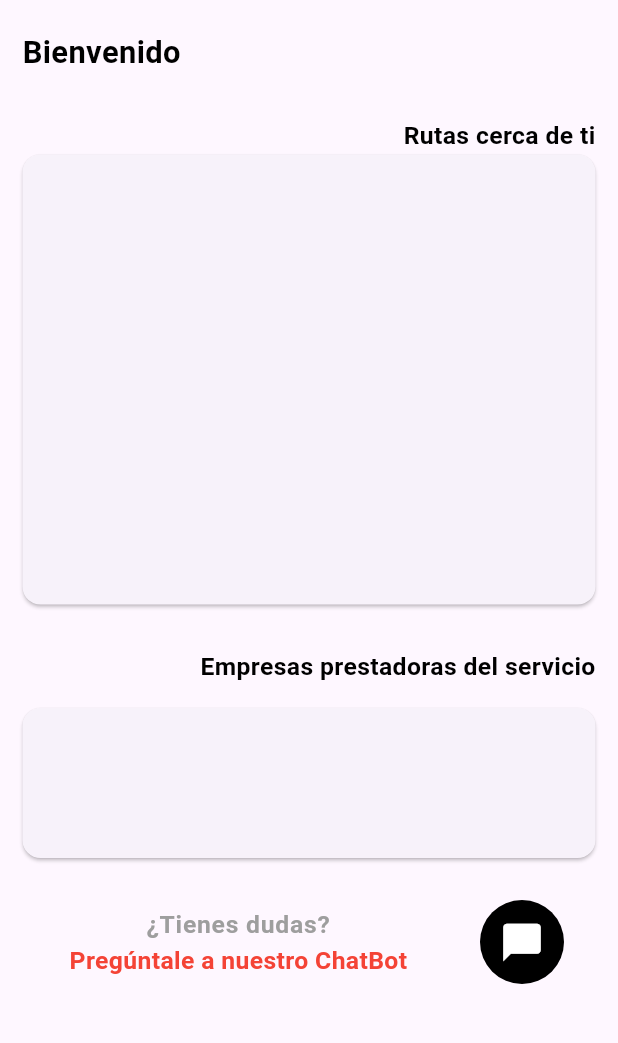
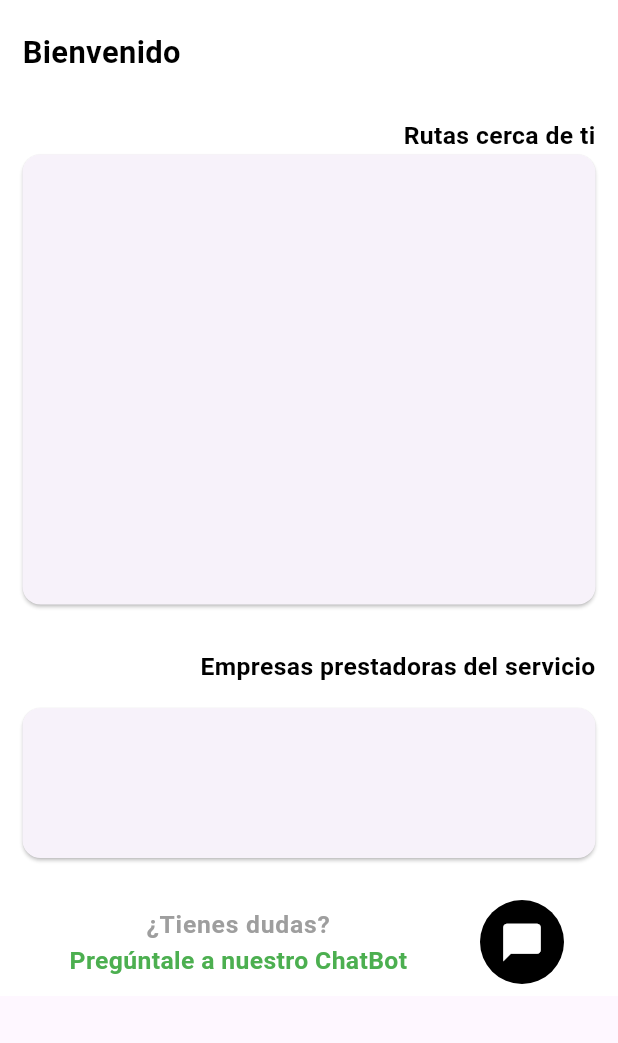
Before and after one commit to AlejandroJC22/EcoClean-Proyecto, a Flutter app: the screen it shows once a user with an empty profile is signed in, on a phone screen of 412 x 824 dp, the part 84-1127 px from its top. Run offline on Flutter 3.47's test engine with Material 2 defaults, Android fonts, the phone set to English and light mode, and no system bars; our stand-ins replace cloud_firestore, firebase_auth, firebase_core, google_sign_in; missing offline and left inert: flutter_facebook_auth, twitter_login; accounts and stored records are empty; Roboto replaces fonts that are missing (Impact).

Commit message:
Actualización
Vista de datos en el apartado editar perfil, formulario de recuperación de contraseña y cambios en colores generales

```diff
--- a/ecoclean/lib/main.dart
+++ b/ecoclean/lib/main.dart
@@ -22,7 +22,7 @@ class MyApp extends StatelessWidget {
   Widget build(BuildContext context) {
     return MaterialApp(
       debugShowCheckedModeBanner: false,
-      theme: ThemeData(useMaterial3: true),
+      theme: ThemeData(primaryColor: Colors.green, useMaterial3: true),
       title: 'EcoClean Bogotá',
       home: StreamBuilder<User?>(
         stream: FirebaseAuth.instance.authStateChanges(),
--- a/ecoclean/lib/models/inputs.dart
+++ b/ecoclean/lib/models/inputs.dart
@@ -24,7 +24,7 @@ class Inputs extends StatelessWidget {
               decoration: InputDecoration(
                 labelText: labelText,
                 labelStyle: const TextStyle(
-                  color: Colors.red,
+                  color: Colors.green,
                   fontWeight: FontWeight.bold,
                   fontSize: 18,
                 ),
--- a/ecoclean/lib/models/texto.dart
+++ b/ecoclean/lib/models/texto.dart
@@ -6,7 +6,8 @@ class AppColors {
   static const Color titulo = Colors.green;
   static const Color texto = Colors.black;
   static const Color preguntas = Colors.grey;
-  static const Color enlaces = Colors.red;
+  static const Color enlaces = Colors.green;
+  static const Color salidas = Colors.red;
   static const Color botonChat = Colors.black;
   static const Color iconoBoton = Colors.white;
 }
@@ -63,6 +64,15 @@ class TextStyles {
       fontSize: responsive.ip(4),
       fontFamily: AppFonts.fontFamily,
     );
+
+  }
+  static TextStyle salidas(Responsive responsive) {
+    return TextStyle(
+      color: AppColors.enlaces,
+      fontWeight: FontWeight.bold,
+      fontSize: responsive.ip(4),
+      fontFamily: AppFonts.fontFamily,
+    );
   }
 
 }
--- a/ecoclean/lib/views/home.dart
+++ b/ecoclean/lib/views/home.dart
@@ -54,7 +54,9 @@ class _HomeState extends State<Home> {
   Widget build(BuildContext context) {
     final Responsive responsive = Responsive.of(context);
     return Scaffold(
-      body: SingleChildScrollView(
+      body: Container(
+        color: Colors.white,
+        child: SingleChildScrollView(
         child: Column(
           children: [
           const SizedBox(
@@ -119,22 +121,12 @@ class _HomeState extends State<Home> {
             child: ListTile(
               title: Text(
                 '¿Tienes dudas?',
-                style: TextStyle(
-                  color: Colors.grey,
-                  fontWeight: FontWeight.bold,
-                  fontSize: responsive.ip(4),
-                  fontFamily: 'Impact',
-                ),
+                style: TextStyles.preguntas(responsive),
                 textAlign: TextAlign.center,
               ),
               subtitle: Text(
                 'Pregúntale a nuestro ChatBot',
-                style: TextStyle(
-                  color: Colors.red,
-                  fontWeight: FontWeight.bold,
-                  fontSize: responsive.ip(4),
-                  fontFamily: 'Impact',
-                ),
+                style: TextStyles.enlaces(responsive),
                 textAlign: TextAlign.center,
               ),
               trailing: InkWell(
@@ -163,6 +155,7 @@ class _HomeState extends State<Home> {
           ],
         ),
       ),
+      ),
     );
   }
 }
--- a/ecoclean/lib/views/menu.dart
+++ b/ecoclean/lib/views/menu.dart
@@ -73,15 +73,19 @@ class MenuState extends State<Menu> {
   @override
   Widget build(BuildContext context) {
     final Responsive responsive = Responsive.of(context);
-    return Scaffold(
+    return Container(
+        color: Colors.white,
+        child: Scaffold(
           appBar: AppBar(
             elevation: 0.0,
             iconTheme: const IconThemeData(color: Colors.black),
-        backgroundColor: Colors.white10,
+            backgroundColor: Colors.white,
             title: const Text('EcoClean Bogotá', style: TextStyle(color: Colors.green)),
             automaticallyImplyLeading: false,
           ),
           endDrawer: Drawer(
+            child: Container(
+              color: Colors.white,
               child: ListView(
                 children: <Widget>[
                   const SizedBox(height: 30),
@@ -96,28 +100,28 @@ class MenuState extends State<Menu> {
                     ),
                   ),
                   ListTile(
-              leading: _selectedDrawerItem == 0 ? const Icon(Icons.arrow_forward_ios_sharp, color: Colors.red) : const Icon(Icons.arrow_back_ios),
-              trailing: _selectedDrawerItem == 0 ? const Icon(Icons.home, color: Colors.red) : const Icon(Icons.home),
+                    leading: _selectedDrawerItem == 0 ? const Icon(Icons.arrow_forward_ios_sharp, color: Colors.green) : const Icon(Icons.arrow_back_ios),
+                    trailing: _selectedDrawerItem == 0 ? const Icon(Icons.home, color: Colors.green) : const Icon(Icons.home),
                     selected: (0 == _selectedDrawerItem),
-              title: Text('Página principal', style: TextStyle(color: _selectedDrawerItem == 0 ? Colors.red : Colors.black, fontSize: 16)),
+                    title: Text('Página principal', style: TextStyle(color: _selectedDrawerItem == 0 ? Colors.green : Colors.black, fontSize: 16)),
                     onTap: () {
                       _onSelectItem(0);
                     },
                   ),
                   ListTile(
-              leading: _selectedDrawerItem == 1 ? const Icon(Icons.arrow_forward_ios_sharp, color: Colors.red) : const Icon(Icons.arrow_back_ios),
-              trailing: _selectedDrawerItem == 1 ? const Icon(Icons.edit, color: Colors.red) : const Icon(Icons.edit),
+                    leading: _selectedDrawerItem == 1 ? const Icon(Icons.arrow_forward_ios_sharp, color: Colors.green) : const Icon(Icons.arrow_back_ios),
+                    trailing: _selectedDrawerItem == 1 ? const Icon(Icons.edit, color: Colors.green) : const Icon(Icons.edit),
                     selected: (1 == _selectedDrawerItem),
-              title: Text('Editar perfil', style: TextStyle(color: _selectedDrawerItem == 1 ? Colors.red : Colors.black, fontSize: 16)),
+                    title: Text('Editar perfil', style: TextStyle(color: _selectedDrawerItem == 1 ? Colors.green : Colors.black, fontSize: 16)),
                     onTap: () {
                       _onSelectItem(1);
                     },
                   ),
                   ListTile(
-              leading: _selectedDrawerItem == 2 ? const Icon(Icons.arrow_forward_ios_sharp, color: Colors.red) : const Icon(Icons.arrow_back_ios),
-              trailing: _selectedDrawerItem == 2 ? const Icon(Icons.favorite, color: Colors.red) : const Icon(Icons.favorite),
+                    leading: _selectedDrawerItem == 2 ? const Icon(Icons.arrow_forward_ios_sharp, color: Colors.green) : const Icon(Icons.arrow_back_ios),
+                    trailing: _selectedDrawerItem == 2 ? const Icon(Icons.favorite, color: Colors.green) : const Icon(Icons.favorite),
                     selected: (2 == _selectedDrawerItem),
-              title: Text('Rutas favoritas', style: TextStyle(color: _selectedDrawerItem == 2 ? Colors.red : Colors.black, fontSize: 16)),
+                    title: Text('Rutas favoritas', style: TextStyle(color: _selectedDrawerItem == 2 ? Colors.green : Colors.black, fontSize: 16)),
                     onTap: () {
                       _onSelectItem(2);
                     },
@@ -133,8 +137,10 @@ class MenuState extends State<Menu> {
                   ),
                 ],
               ),
+          )
           ),
           body: _getDrawerItemWidget(_selectedDrawerItem),
+        ),
     );
   }
 }
```
Also changed, not shown: ecoclean/lib/views/edit.dart (+51 -37 lines), ecoclean/lib/views/favoritos.dart (+2 -9 lines), ecoclean/lib/views/forgot_password.dart (added, +97 -0 lines), ecoclean/lib/views/login.dart (+9 -3 lines), ecoclean/lib/views/register.dart (+16 -8 lines), ecoclean/pubspec.yaml (+6 -1 lines), ecoclean/lib/iconos/logo.png (added), ecoclean/lib/iconos/logoApp.png, ecoclean/pubspec.lock, 6 other files. Lines whose indentation alone changed are shown as unchanged.
